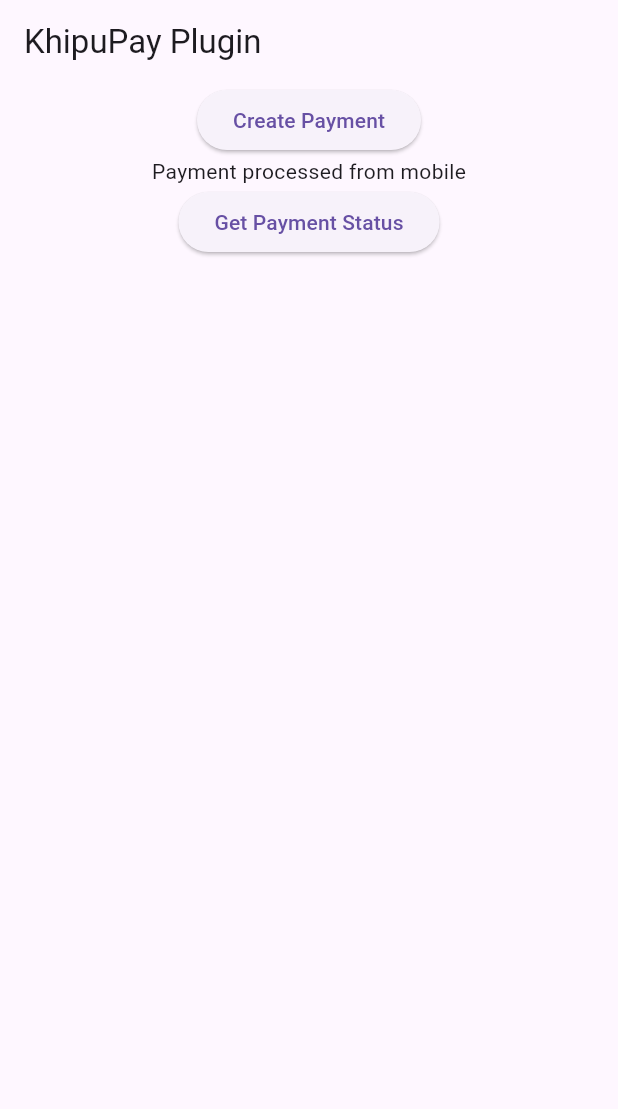
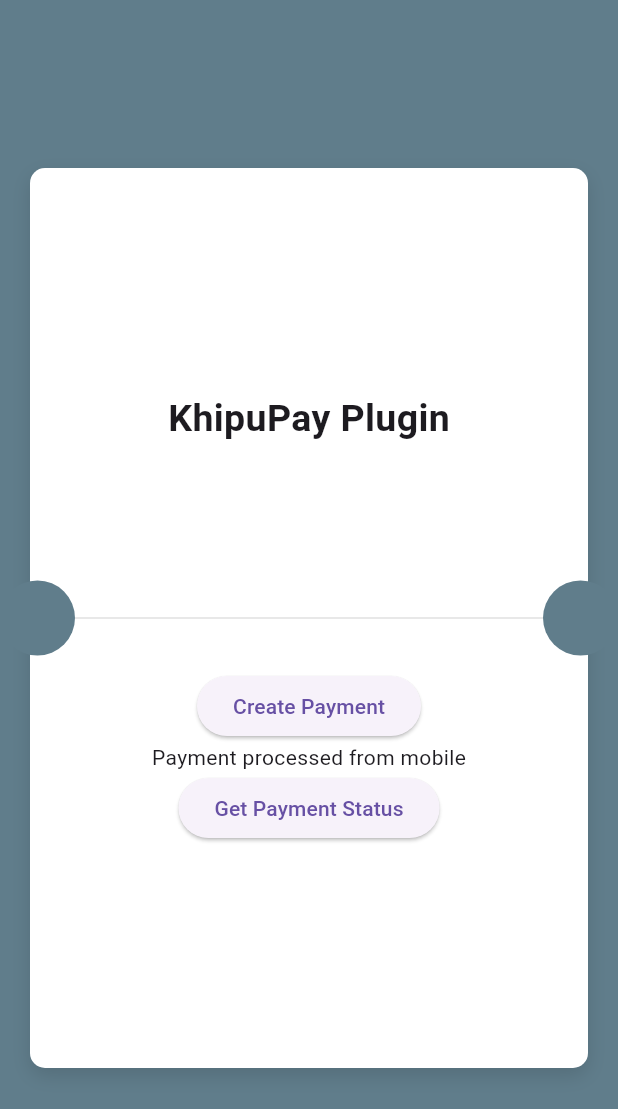
Before and after one commit to juanvegu/khipu_pay_plugin, a Flutter app: the screen it shows after launch, on a phone screen of 412 x 824 dp. Shown: the top 1109 px of the screen. Run offline on Flutter 3.47's test engine with Material 3 defaults, Android fonts, the phone set to English and light mode, and no system bars; our stand-ins replace dio, plugin_platform_interface.

Commit message:
feat: add design to the example

```diff
--- a/example/lib/main.dart
+++ b/example/lib/main.dart
@@ -1,6 +1,8 @@
 import 'package:flutter/material.dart';
 
 import 'package:khipu_pay_plugin/khipu_pay_plugin.dart';
+
+import 'widget/ticket_card.dart';
 
 void main() {
   KhipuPay.initialize(
@@ -28,12 +30,18 @@ class _MyAppState extends State<MyApp> {
     return MaterialApp(
       debugShowCheckedModeBanner: false,
       home: Scaffold(
-        appBar: AppBar(
-          title: const Text('KhipuPay Plugin'),
-        ),
-        body: Center(
+        backgroundColor: Colors.blueGrey,
+        body: TicketCard(
           child: Column(
+            mainAxisAlignment: MainAxisAlignment.center,
             children: [
+              const Spacer(),
+              const Text('KhipuPay Plugin',
+                  style: TextStyle(
+                    fontSize: 25,
+                    fontWeight: FontWeight.bold,
+                  )),
+              const Spacer(),
               ElevatedButton(
                 onPressed: () async {
                   final _ = await KhipuPay.instance.createPayment(KhipuPaymentForm(
@@ -52,7 +60,8 @@ class _MyAppState extends State<MyApp> {
                   final _ = await KhipuPay.instance.paymentStatus(paymentId: 'ytzknrfnuljw');
                 },
                 child: const Text('Get Payment Status'),
-              )
+              ),
+              const Spacer(),
             ],
           ),
         ),
--- /dev/null
+++ b/example/lib/widget/ticket_card.dart
@@ -0,0 +1,56 @@
+import 'package:flutter/material.dart';
+
+class TicketCard extends StatelessWidget {
+  const TicketCard({super.key, required this.child});
+  final Widget child;
+
+  @override
+  Widget build(BuildContext context) {
+    return SafeArea(
+        child: Center(
+          child: Stack(
+            alignment: Alignment(0, 0),
+            children: [
+              Container(
+                width: double.infinity,
+                constraints: BoxConstraints(maxWidth: 500, maxHeight: 600),
+                margin: const EdgeInsets.all(20),
+                decoration: BoxDecoration(
+                  color: Colors.white,
+                  borderRadius: BorderRadius.circular(10),
+                  boxShadow: const [
+                    BoxShadow(
+                      color: Colors.black12,
+                      blurRadius: 10,
+                      offset: Offset(0, 5),
+                    ),
+                  ],
+                ),
+                child: child,
+              ),
+              Container(
+                constraints: BoxConstraints(maxWidth: 550),
+                child:Row(
+                  mainAxisAlignment: MainAxisAlignment.spaceBetween,
+                  children: [circleWidget(),Expanded(child: Divider(
+                    height: 1,color: Colors.grey[300],
+                  ))
+                    ,circleWidget()],
+                ),
+              )
+            ],
+          )),
+        );
+  }
+
+  Widget circleWidget() {
+    return Container(
+      width: 50.0,
+      height: 50.0,
+      decoration: const BoxDecoration(
+        color: Colors.blueGrey,
+        shape: BoxShape.circle,
+      ),
+    );
+  }
+}
```
